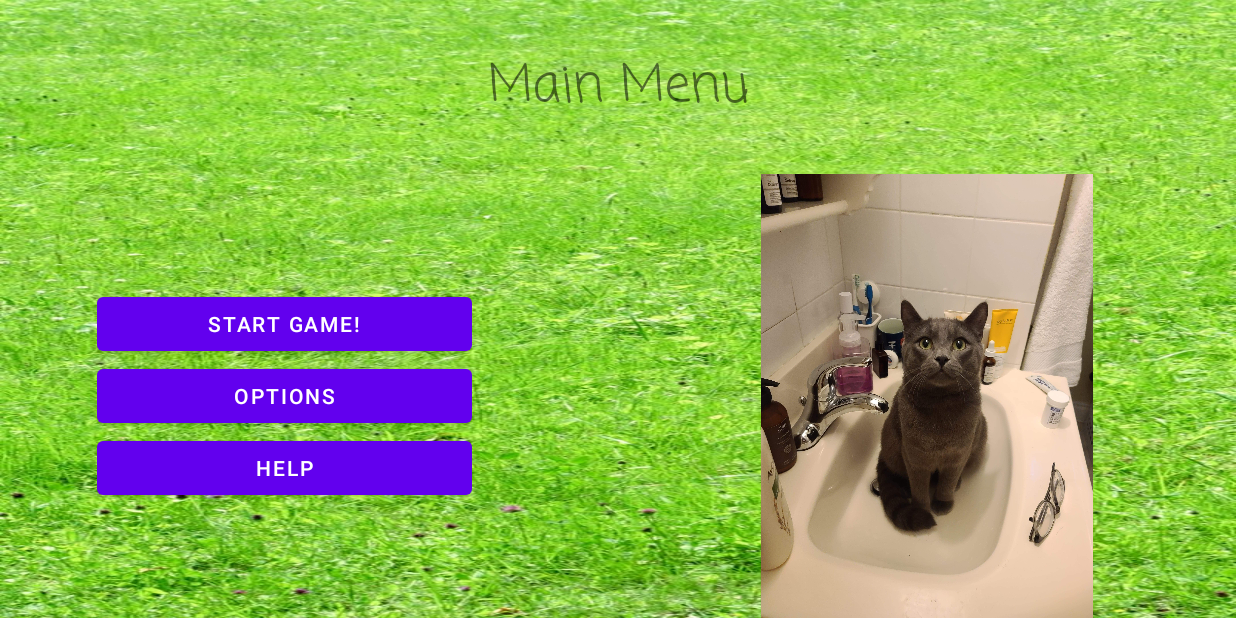
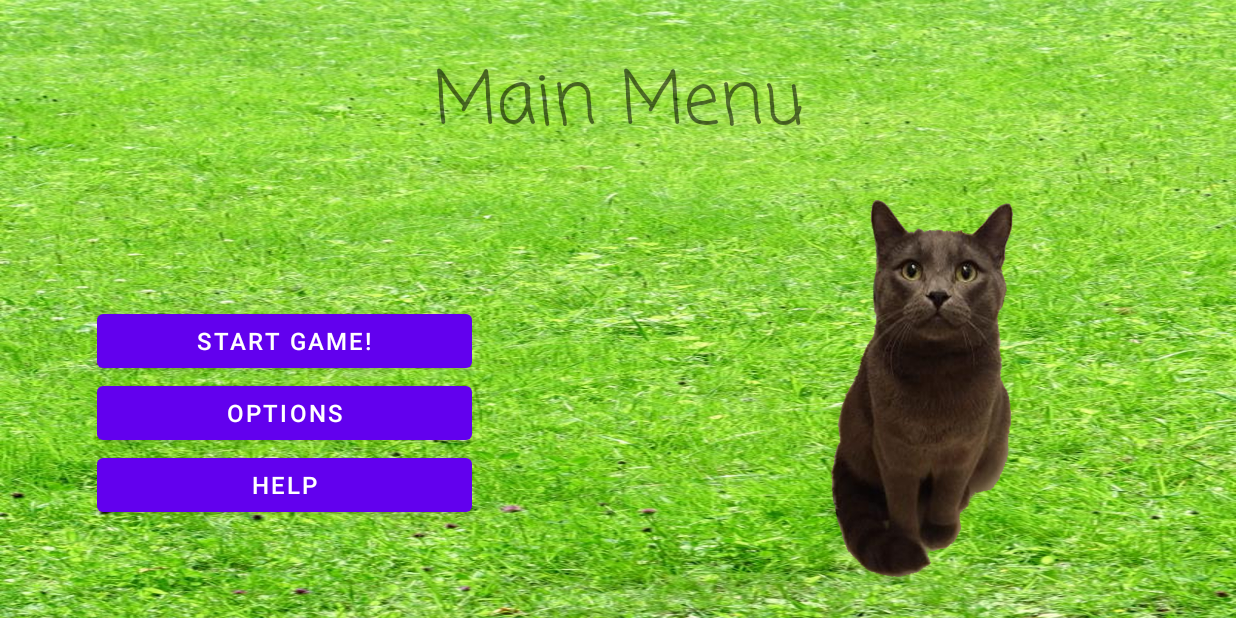
Before and after one commit to klocquiao/Cat-Catcher, an Android app: the screen it shows after launch (MainMenuActivity), on a phone screen of 824 x 412 dp (held sideways). Run offline under Robolectric (Android 15) with nearby library versions, the phone set to English and light mode, and no system bars.

Commit message:
Change placeholder image to a cropped version (tentative final), improve readability, and merge feature-main-menu branch with feature-main-menu in order to allow for issue on gitlab to be resolved.
Need to get this code onto the main branch so that testing will become easier when implementing the other activities.

```diff
--- a/app/src/main/res/layout/activity_welcome.xml
+++ b/app/src/main/res/layout/activity_welcome.xml
@@ -23,19 +23,22 @@
             android:id="@+id/startButton"
             android:layout_width="match_parent"
             android:layout_height="match_parent"
-            android:text="@string/start_button" />
+            android:text="@string/start_button"
+            android:textSize="16sp" />
 
         <Button
             android:id="@+id/optionButton"
             android:layout_width="match_parent"
             android:layout_height="match_parent"
-            android:text="@string/setting_button" />
+            android:text="@string/setting_button"
+            android:textSize="16sp" />
 
         <Button
             android:id="@+id/helpButton"
             android:layout_width="match_parent"
             android:layout_height="match_parent"
-            android:text="@string/help_button" />
+            android:text="@string/help_button"
+            android:textSize="16sp" />
 
     </LinearLayout>
 
@@ -53,7 +56,7 @@
         android:layout_marginTop="32dp"
         android:fontFamily="casual"
         android:text="@string/main_menu"
-        android:textSize="34sp"
+        android:textSize="48sp"
         app:layout_constraintEnd_toEndOf="parent"
         app:layout_constraintStart_toStartOf="parent"
         app:layout_constraintTop_toTopOf="parent" />
@@ -62,8 +65,9 @@
         android:id="@+id/MainMenuImage"
         android:layout_width="0dp"
         android:layout_height="0dp"
-        android:layout_marginTop="32dp"
-        android:src="@drawable/cat_picture"
+        android:layout_marginTop="24dp"
+        android:layout_marginBottom="24dp"
+        android:src="@drawable/Tado"
         app:layout_constraintBottom_toBottomOf="parent"
         app:layout_constraintEnd_toEndOf="parent"
         app:layout_constraintStart_toStartOf="@+id/guideline2"
```
Also changed, not shown: app/src/main/res/drawable/Tado.png (added).
